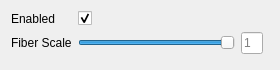
Old version of the form include/pli_vis/ui/plugins/fom_toolbox.ui in the repository VRGroupRWTH/pli_view.
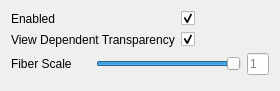
New version of the form.

Commit message: View dependent transparency functional.

The edit to the form file:
```diff
--- a/include/pli_vis/ui/plugins/fom_toolbox.ui
+++ b/include/pli_vis/ui/plugins/fom_toolbox.ui
@@ -7,14 +7,73 @@
     <x>0</x>
     <y>0</y>
     <width>280</width>
-    <height>70</height>
+    <height>91</height>
    </rect>
   </property>
   <property name="windowTitle">
    <string>Fiber Orientation Map Toolbox</string>
   </property>
   <layout class="QGridLayout" name="gridLayout">
-   <item row="1" column="1" colspan="2">
+   <item row="0" column="0">
+    <widget class="QLabel" name="label_enabled">
+     <property name="text">
+      <string>Enabled</string>
+     </property>
+    </widget>
+   </item>
+   <item row="0" column="2">
+    <widget class="QCheckBox" name="checkbox_enabled">
+     <property name="sizePolicy">
+      <sizepolicy hsizetype="Preferred" vsizetype="Preferred">
+       <horstretch>0</horstretch>
+       <verstretch>0</verstretch>
+      </sizepolicy>
+     </property>
+     <property name="layoutDirection">
+      <enum>Qt::LeftToRight</enum>
+     </property>
+     <property name="text">
+      <string/>
+     </property>
+     <property name="checked">
+      <bool>true</bool>
+     </property>
+    </widget>
+   </item>
+   <item row="1" column="0" colspan="2">
+    <widget class="QLabel" name="label_view_dependent_transparency">
+     <property name="text">
+      <string>View Dependent Transparency</string>
+     </property>
+    </widget>
+   </item>
+   <item row="1" column="2">
+    <widget class="QCheckBox" name="checkbox_view_dependent_transparency">
+     <property name="sizePolicy">
+      <sizepolicy hsizetype="Preferred" vsizetype="Preferred">
+       <horstretch>0</horstretch>
+       <verstretch>0</verstretch>
+      </sizepolicy>
+     </property>
+     <property name="layoutDirection">
+      <enum>Qt::LeftToRight</enum>
+     </property>
+     <property name="text">
+      <string/>
+     </property>
+     <property name="checked">
+      <bool>true</bool>
+     </property>
+    </widget>
+   </item>
+   <item row="2" column="0">
+    <widget class="QLabel" name="label_scale">
+     <property name="text">
+      <string>Fiber Scale</string>
+     </property>
+    </widget>
+   </item>
+   <item row="2" column="1" colspan="2">
     <widget class="QSlider" name="slider_fiber_scale">
      <property name="sizePolicy">
       <sizepolicy hsizetype="Preferred" vsizetype="Preferred">
@@ -42,7 +101,7 @@
      </property>
     </widget>
    </item>
-   <item row="1" column="3">
+   <item row="2" column="3">
     <widget class="QLineEdit" name="line_edit_fiber_scale">
      <property name="sizePolicy">
       <sizepolicy hsizetype="Preferred" vsizetype="Preferred">
@@ -55,40 +114,7 @@
      </property>
     </widget>
    </item>
-   <item row="1" column="0">
-    <widget class="QLabel" name="label_scale">
-     <property name="text">
-      <string>Fiber Scale</string>
-     </property>
-    </widget>
-   </item>
-   <item row="0" column="1" colspan="4">
-    <widget class="QCheckBox" name="checkbox_enabled">
-     <property name="sizePolicy">
-      <sizepolicy hsizetype="Preferred" vsizetype="Preferred">
-       <horstretch>0</horstretch>
-       <verstretch>0</verstretch>
-      </sizepolicy>
-     </property>
-     <property name="layoutDirection">
-      <enum>Qt::LeftToRight</enum>
-     </property>
-     <property name="text">
-      <string/>
-     </property>
-     <property name="checked">
-      <bool>true</bool>
-     </property>
-    </widget>
-   </item>
-   <item row="0" column="0">
-    <widget class="QLabel" name="label_enabled">
-     <property name="text">
-      <string>Enabled</string>
-     </property>
-    </widget>
-   </item>
-   <item row="2" column="0" colspan="5">
+   <item row="3" column="0" colspan="4">
     <spacer name="spacer">
      <property name="orientation">
       <enum>Qt::Vertical</enum>
```
The commit also changes 6 other files.
